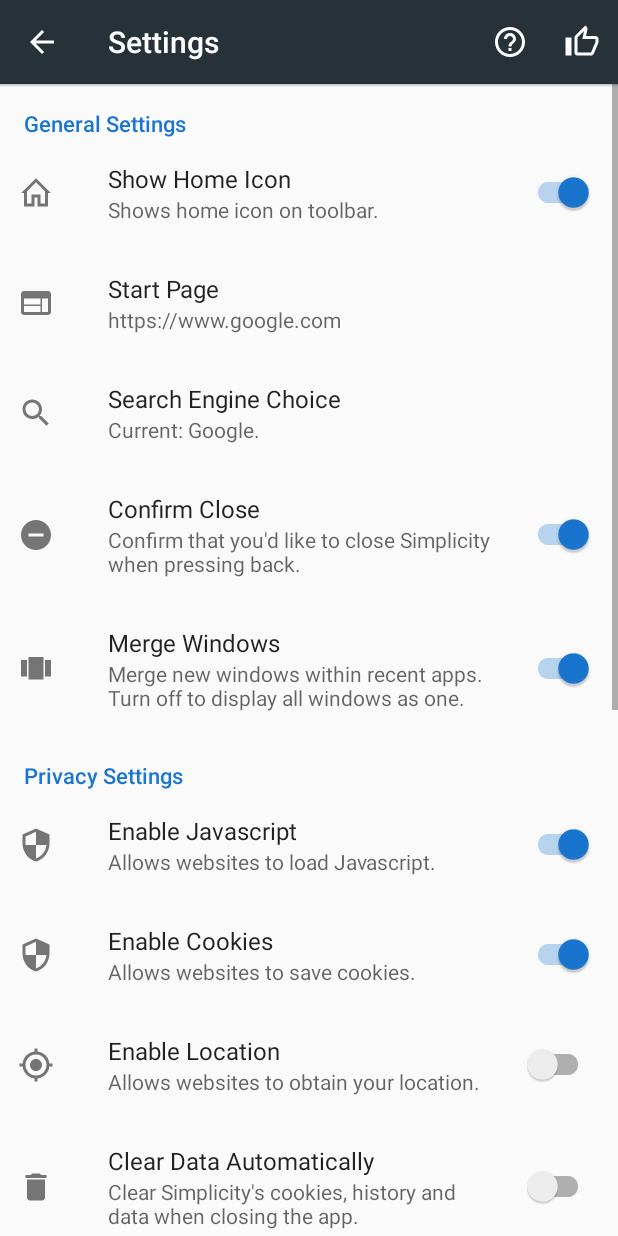
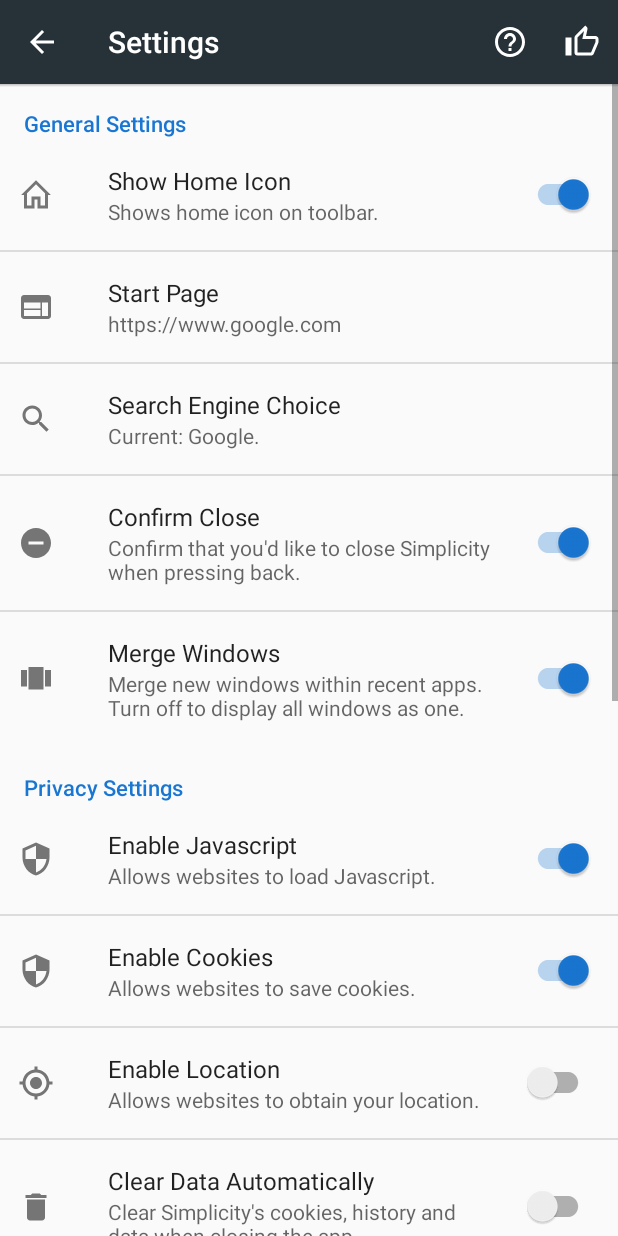
Before and after one commit to creativetrendsapps/SimplicityBrowser, an Android app: the SettingsActivity screen opened directly, with no data from a screen before it, on a phone screen of 412 x 824 dp. Run offline under Robolectric (Android 15) with nearby library versions, the phone set to English and light mode, and no system bars; network calls fail.

Commit message:
Update styles.xml

```diff
--- a/app/src/main/res/values-v21/styles.xml
+++ b/app/src/main/res/values-v21/styles.xml
@@ -21,7 +21,6 @@
         <item name="colorPrimaryDark">@color/settingsPrimaryDark</item>
         <item name="colorAccent">@color/md_blue_600</item>
         <item name="popupTheme">@style/ThemeOverlay.AppCompat.Light</item>
-        <item name="android:listDivider">@null</item>
     </style>
     <style name="AppTheme.AppBarOverlay" parent="ThemeOverlay.AppCompat.ActionBar" />
     <style name="AppTheme.PopupOverlay" parent="ThemeOverlay.AppCompat.Light" />
```
